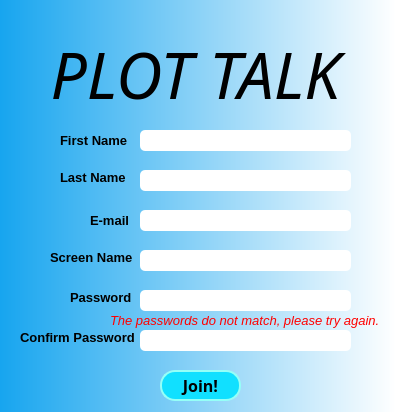
This is PlotTalk/Forms/createacctpage.ui in allanhaywood/CS441 as Qt 5 draws it before an edit. The edited form follows.
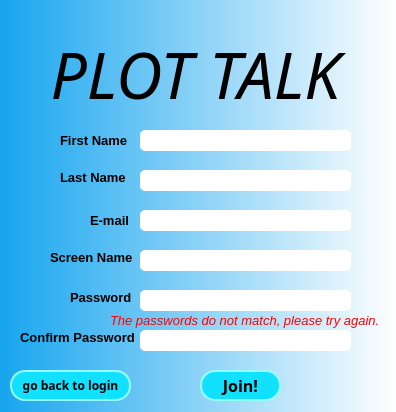
This is the edited form.

Commit message: Loggin with password integrated, some work on optimizaiton of account manager, some fixing of tabbing in mainwindow and createaccount.  Addition of button to go back to loggin from createaccount.

What changed in the file:
```diff
--- a/PlotTalk/Forms/createacctpage.ui
+++ b/PlotTalk/Forms/createacctpage.ui
@@ -168,7 +168,7 @@
   <widget class="QPushButton" name="CreateAcctButton">
    <property name="geometry">
     <rect>
-     <x>160</x>
+     <x>200</x>
      <y>370</y>
      <width>81</width>
      <height>31</height>
@@ -371,6 +371,30 @@
     <string>&lt;html&gt;&lt;head/&gt;&lt;body&gt;&lt;p&gt;&lt;span style=&quot; color:#55aa00;&quot;&gt;Passwords Match!&lt;/span&gt;&lt;/p&gt;&lt;/body&gt;&lt;/html&gt;</string>
    </property>
   </widget>
+  <widget class="QPushButton" name="GoBack">
+   <property name="geometry">
+    <rect>
+     <x>10</x>
+     <y>370</y>
+     <width>121</width>
+     <height>31</height>
+    </rect>
+   </property>
+   <property name="font">
+    <font>
+     <family>10px</family>
+     <weight>75</weight>
+     <italic>false</italic>
+     <bold>true</bold>
+    </font>
+   </property>
+   <property name="cursor">
+    <cursorShape>PointingHandCursor</cursorShape>
+   </property>
+   <property name="text">
+    <string>go back to login</string>
+   </property>
+  </widget>
  </widget>
  <resources/>
  <connections/>
```
Left out of the diff: 9 changed lines with no effect on the pictures. The commit also changes 7 other files.
